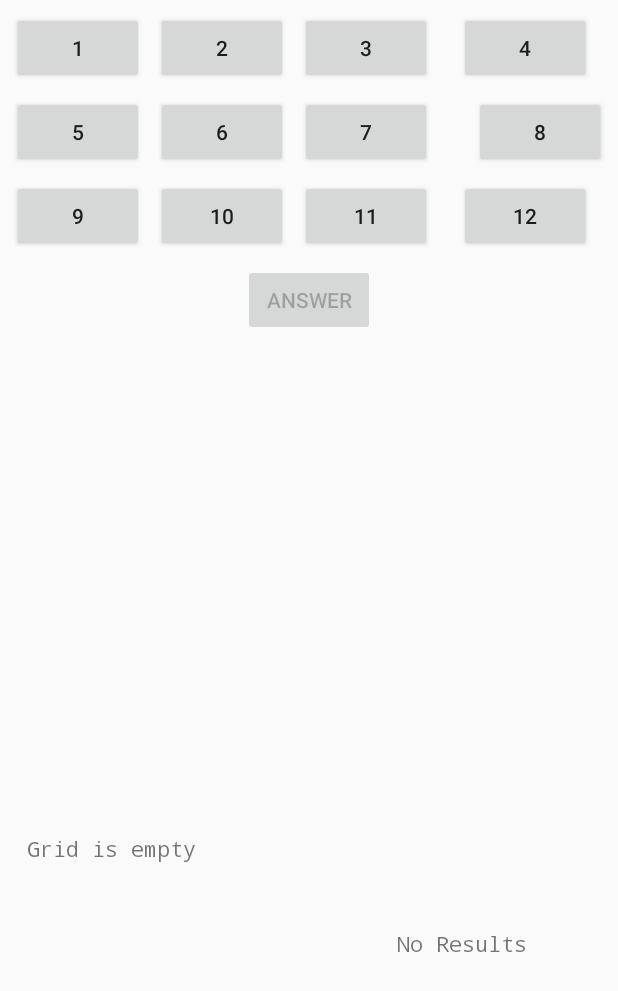
After one commit to nithinpvnk/PathOfLowestCost, an Android app: the layout fragment_path_of_lowest_cost_examples.xml on its own in the app's theme, with its tools: preview values and no code run, on a phone screen of 412 x 824 dp. The commit adds this screen. Shown: the top 991 px of the screen. Run offline under Robolectric (Android 15) with nearby library versions, the phone set to English and light mode, and no system bars.

Commit message:
Examples TestCases

```diff
--- a/PathOfLowestCost/app/src/main/java/www/nithinkumar/com/pathoflowestcost/PathOfLowestCostExamplesFragment.java
+++ b/PathOfLowestCost/app/src/main/java/www/nithinkumar/com/pathoflowestcost/PathOfLowestCostExamplesFragment.java
@@ -4,4 +4,6 @@ import android.support.v4.app.Fragment;
 
 
 public class PathOfLowestCostExamplesFragment extends Fragment {
+
+
 }
--- /dev/null
+++ b/PathOfLowestCost/app/src/main/res/layout/fragment_path_of_lowest_cost_examples.xml
@@ -0,0 +1,202 @@
+<?xml version="1.0" encoding="utf-8"?>
+<android.support.constraint.ConstraintLayout xmlns:android="http://schemas.android.com/apk/res/android"
+    xmlns:app="http://schemas.android.com/apk/res-auto"
+    xmlns:tools="http://schemas.android.com/tools"
+    android:layout_width="match_parent"
+    android:layout_height="match_parent">
+
+    <Button
+        android:id="@+id/grid_1_button"
+        android:layout_width="wrap_content"
+        android:layout_height="wrap_content"
+        android:layout_marginStart="8dp"
+        android:layout_marginTop="8dp"
+        android:text="@string/example_1"
+        app:layout_constraintStart_toStartOf="parent"
+        app:layout_constraintTop_toTopOf="parent" />
+
+    <Button
+        android:id="@+id/grid_2_button"
+        android:layout_width="wrap_content"
+        android:layout_height="wrap_content"
+        android:layout_marginStart="8dp"
+        android:layout_marginTop="8dp"
+        android:text="@string/example_2"
+        app:layout_constraintStart_toEndOf="@+id/grid_1_button"
+        app:layout_constraintTop_toTopOf="parent" />
+
+    <Button
+        android:id="@+id/grid_3_button"
+        android:layout_width="wrap_content"
+        android:layout_height="wrap_content"
+        android:layout_marginStart="8dp"
+        android:layout_marginTop="8dp"
+        android:text="@string/example_3"
+        app:layout_constraintStart_toEndOf="@+id/grid_2_button"
+        app:layout_constraintTop_toTopOf="parent" />
+
+    <Button
+        android:id="@+id/grid_4_button"
+        android:layout_width="wrap_content"
+        android:layout_height="wrap_content"
+        android:layout_marginEnd="8dp"
+        android:layout_marginStart="8dp"
+        android:layout_marginTop="8dp"
+        android:text="@string/example_4"
+        app:layout_constraintEnd_toEndOf="parent"
+        app:layout_constraintStart_toEndOf="@+id/grid_3_button"
+        app:layout_constraintTop_toTopOf="parent" />
+
+    <Button
+        android:id="@+id/grid_5_button"
+        android:layout_width="wrap_content"
+        android:layout_height="wrap_content"
+        android:layout_marginStart="8dp"
+        android:layout_marginTop="8dp"
+        android:text="@string/example_5"
+        app:layout_constraintStart_toStartOf="parent"
+        app:layout_constraintTop_toBottomOf="@+id/grid_1_button" />
+
+    <Button
+        android:id="@+id/grid_6_button"
+        android:layout_width="wrap_content"
+        android:layout_height="wrap_content"
+        android:layout_marginStart="8dp"
+        android:layout_marginTop="8dp"
+        android:text="@string/example_6"
+        app:layout_constraintStart_toEndOf="@+id/grid_5_button"
+        app:layout_constraintTop_toBottomOf="@+id/grid_2_button" />
+
+    <Button
+        android:id="@+id/grid_7_button"
+        android:layout_width="wrap_content"
+        android:layout_height="wrap_content"
+        android:layout_marginStart="8dp"
+        android:layout_marginTop="8dp"
+        android:text="@string/example_7"
+        app:layout_constraintStart_toEndOf="@+id/grid_6_button"
+        app:layout_constraintTop_toBottomOf="@+id/grid_3_button" />
+
+    <Button
+        android:id="@+id/grid_8_button"
+        android:layout_width="wrap_content"
+        android:layout_height="wrap_content"
+        android:layout_marginEnd="8dp"
+        android:layout_marginTop="8dp"
+        android:text="@string/example_8"
+        app:layout_constraintEnd_toEndOf="parent"
+        app:layout_constraintTop_toBottomOf="@+id/grid_4_button" />
+
+    <Button
+        android:id="@+id/grid_9_button"
+        android:layout_width="wrap_content"
+        android:layout_height="wrap_content"
+        android:layout_marginStart="8dp"
+        android:layout_marginTop="8dp"
+        android:text="@string/example_9"
+        app:layout_constraintStart_toStartOf="parent"
+        app:layout_constraintTop_toBottomOf="@+id/grid_5_button" />
+
+    <Button
+        android:id="@+id/grid_10_button"
+        android:layout_width="wrap_content"
+        android:layout_height="wrap_content"
+        android:layout_marginStart="8dp"
+        android:layout_marginTop="8dp"
+        android:text="@string/example_10"
+        app:layout_constraintStart_toEndOf="@+id/grid_9_button"
+        app:layout_constraintTop_toBottomOf="@+id/grid_6_button" />
+
+    <Button
+        android:id="@+id/grid_11_button"
+        android:layout_width="wrap_content"
+        android:layout_height="wrap_content"
+        android:layout_marginStart="8dp"
+        android:layout_marginTop="8dp"
+        android:text="@string/example_11"
+        app:layout_constraintStart_toEndOf="@+id/grid_10_button"
+        app:layout_constraintTop_toBottomOf="@+id/grid_7_button" />
+
+    <Button
+        android:id="@+id/grid_12_button"
+        android:layout_width="wrap_content"
+        android:layout_height="wrap_content"
+        android:layout_marginEnd="8dp"
+        android:layout_marginStart="8dp"
+        android:layout_marginTop="8dp"
+        android:text="@string/example_12"
+        app:layout_constraintEnd_toEndOf="parent"
+        app:layout_constraintStart_toEndOf="@+id/grid_11_button"
+        app:layout_constraintTop_toBottomOf="@+id/grid_8_button" />
+
+    <Button
+        android:id="@+id/go_button"
+        android:layout_width="wrap_content"
+        android:layout_height="wrap_content"
+        android:layout_centerHorizontal="true"
+        android:layout_marginEnd="8dp"
+        android:layout_marginStart="8dp"
+        android:layout_marginTop="8dp"
+        android:enabled="false"
+        android:text="@string/answer_title"
+        app:layout_constraintEnd_toEndOf="parent"
+        app:layout_constraintStart_toStartOf="parent"
+        app:layout_constraintTop_toBottomOf="@+id/grid_10_button" />
+
+    <TextView
+        android:id="@+id/grid_contents"
+        android:layout_width="163dp"
+        android:layout_height="270dp"
+        android:layout_centerHorizontal="true"
+        android:layout_marginBottom="8dp"
+        android:layout_marginStart="8dp"
+        android:fontFamily="monospace"
+        android:padding="10dp"
+        android:text="@string/grid_contents_default"
+        app:layout_constraintBottom_toBottomOf="parent"
+        app:layout_constraintStart_toStartOf="parent" />
+
+    <TextView
+        android:id="@+id/results_success"
+        android:layout_width="197dp"
+        android:layout_height="37dp"
+        android:layout_marginStart="8dp"
+        android:fontFamily="monospace"
+        android:textAlignment="center"
+        app:layout_constraintEnd_toEndOf="parent"
+        app:layout_constraintStart_toEndOf="@+id/grid_contents"
+        app:layout_constraintTop_toTopOf="@+id/grid_contents" />
+
+    <TextView
+        android:id="@+id/results_total_cost"
+        android:layout_width="192dp"
+        android:layout_height="34dp"
+        android:layout_marginEnd="8dp"
+        android:layout_marginStart="8dp"
+        android:layout_marginTop="36dp"
+        android:fontFamily="monospace"
+        android:text="@string/no_results"
+        android:textAlignment="center"
+        app:layout_constraintEnd_toEndOf="parent"
+        app:layout_constraintHorizontal_bias="1.0"
+        app:layout_constraintStart_toStartOf="@+id/results_success"
+        app:layout_constraintTop_toBottomOf="@+id/results_success" />
+
+    <TextView
+        android:id="@+id/results_path_taken"
+        android:layout_width="188dp"
+        android:layout_height="45dp"
+        android:layout_marginBottom="8dp"
+        android:layout_marginEnd="8dp"
+        android:layout_marginStart="8dp"
+        android:layout_marginTop="8dp"
+        android:fontFamily="monospace"
+        android:textAlignment="center"
+        app:layout_constraintBottom_toBottomOf="parent"
+        app:layout_constraintEnd_toEndOf="parent"
+        app:layout_constraintHorizontal_bias="1.0"
+        app:layout_constraintStart_toStartOf="@+id/results_total_cost"
+        app:layout_constraintTop_toBottomOf="@+id/results_total_cost"
+        app:layout_constraintVertical_bias="0.188" />
+
+</android.support.constraint.ConstraintLayout>
--- a/PathOfLowestCost/app/src/main/res/values/strings.xml
+++ b/PathOfLowestCost/app/src/main/res/values/strings.xml
@@ -1,3 +1,19 @@
 <resources>
     <string name="app_name">PathOfLowestCost</string>
+    <string name="example_1">1</string>
+    <string name="example_2">2</string>
+    <string name="example_3">3</string>
+    <string name="example_4">4</string>
+    <string name="example_5">5</string>
+    <string name="example_6">6</string>
+    <string name="example_7">7</string>
+    <string name="example_8">8</string>
+    <string name="example_9">9</string>
+    <string name="example_10">10</string>
+    <string name="example_11">11</string>
+    <string name="example_12">12</string>
+
+    <string name="grid_contents_default">Grid is empty</string>
+    <string name="no_results">No Results</string>
+    <string name="answer_title">Answer</string>
 </resources>
```
Also changed, not shown: PathOfLowestCost/app/src/main/java/www/nithinkumar/com/pathoflowestcost/util/Examples.java (added, +14 -0 lines), 1 other file.
